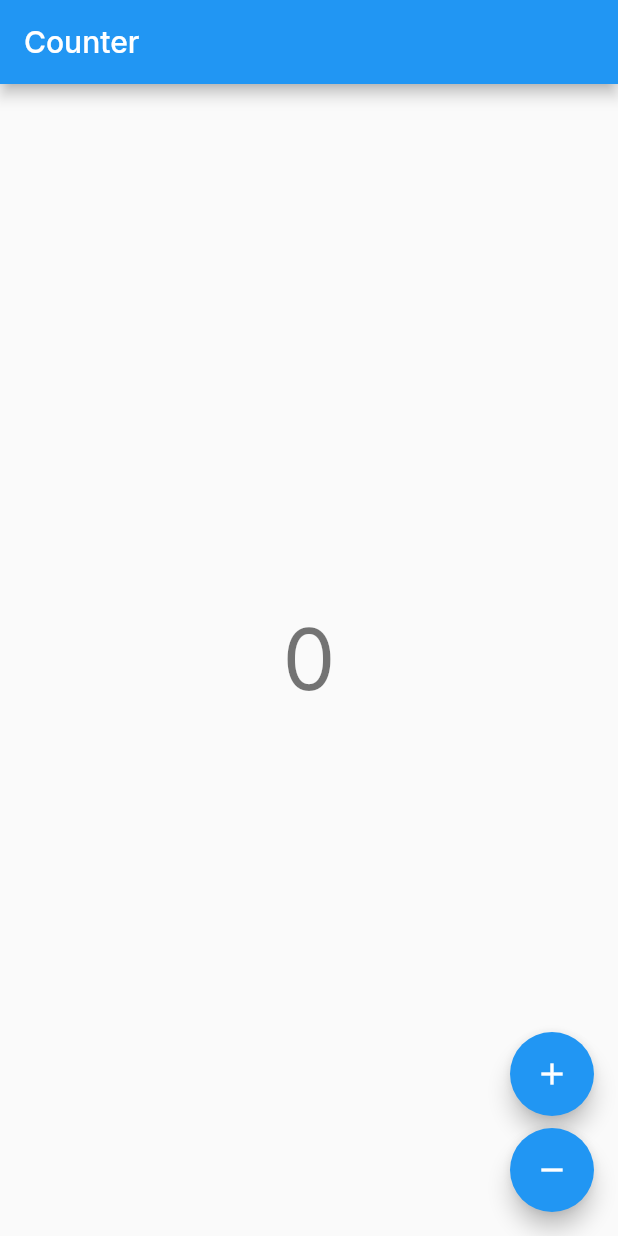
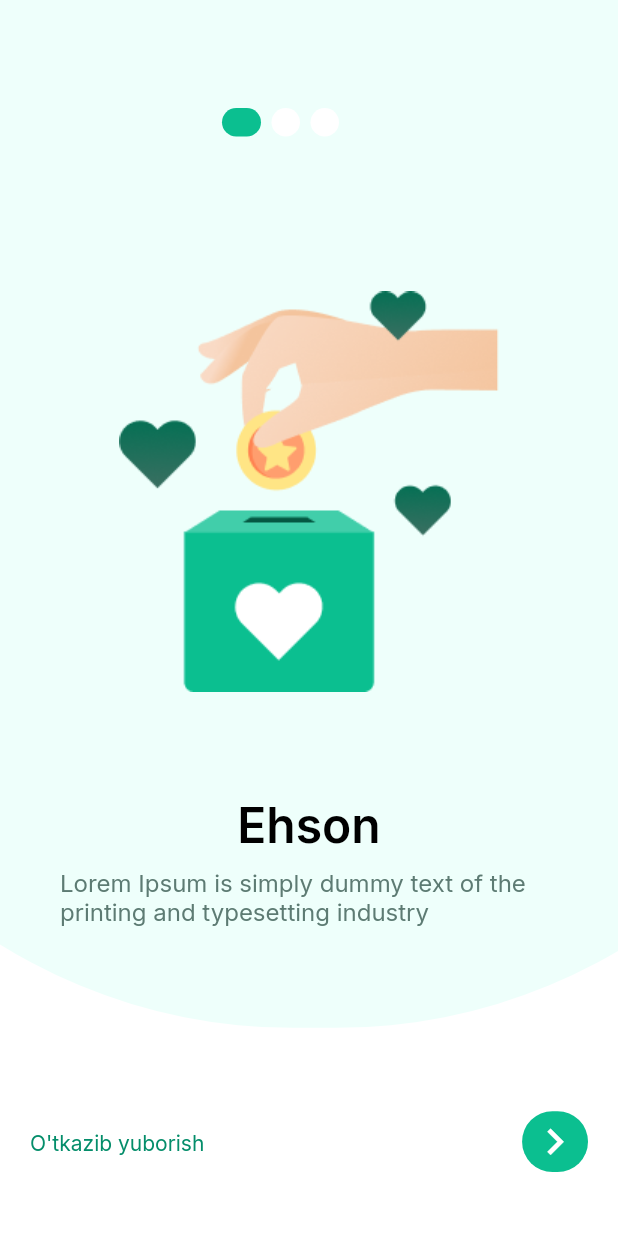
Before and after one commit to komronz/najot, a Flutter app: the screen it shows after launch, on a phone screen of 412 x 824 dp. Run offline on Flutter 3.47's test engine with Material 2 defaults, Android fonts, the phone set to English and light mode, and no system bars; our stand-ins replace auto_size_text, bloc, bot_toast, connectivity_plus, dio, easy_localization and 11 more; missing offline and left inert: super_rich_text; accounts and stored records are empty.

Commit message:
IntroPage

```diff
--- a/lib/app.dart
+++ b/lib/app.dart
@@ -4,11 +4,13 @@ import 'package:flutter/material.dart';
 import 'package:easy_localization/easy_localization.dart';
 import 'package:flutter_bloc/flutter_bloc.dart';
 import 'package:flutter_screenutil/flutter_screenutil.dart';
+import 'package:najot/data/bloc/intro_page_bloc/intro_cubit.dart';
 import 'package:najot/data/bloc/theme_cubit/theme_cubit.dart';
 import 'package:najot/data/services/storage_service.dart';
 import 'package:najot/data/styles/app_themes.dart';
 import 'package:najot/data/utils/app_route_utils.dart';
 import 'package:najot/ui/pages/counter_page/counter_page.dart';
+import 'package:najot/ui/pages/intro_page/intro_page.dart';
 
 import 'data/bloc/language_cubit/language_cubit.dart';
 import 'data/services/navigator_service.dart';
@@ -26,9 +28,9 @@ class App extends StatelessWidget {
         child: MaterialApp(
           navigatorKey: NavigatorService.to.key,
           debugShowCheckedModeBanner: false,
-          initialRoute: StorageService.to.getSignedIn()
-              ? CounterPage.routeName
-              : CounterPage.routeName,
+          // initialRoute: StorageService.to.getSignedIn()
+          //     ? CounterPage.routeName
+          //     : CounterPage.routeName,
           onGenerateRoute: AppRouteUtils.onGenerateRoute,
           supportedLocales: context.supportedLocales,
           themeMode: ThemeCubit.to.state.themeMode,
@@ -36,6 +38,7 @@ class App extends StatelessWidget {
           darkTheme: AppThemes.darkTheme(),
           localizationsDelegates: context.localizationDelegates,
           builder: BotToastInit(),
+          home:IntroPage(),
           navigatorObservers: [
             BotToastNavigatorObserver(),
           ],
--- /dev/null
+++ b/lib/data/bloc/intro_page_bloc/intro_cubit.dart
@@ -0,0 +1,28 @@
+import 'package:bloc/bloc.dart';
+import 'package:equatable/equatable.dart';
+import 'package:flutter/material.dart';
+import 'package:flutter_bloc/flutter_bloc.dart';
+import 'package:meta/meta.dart';
+
+part 'intro_state.dart';
+
+class IntroCubit extends Cubit<IntroState> {
+  PageController pageController;
+
+  IntroCubit(): pageController = PageController(initialPage: 0),
+        super(IntroPageNextState(currentIndex: 0));
+
+  int currentIndex = 0;
+
+  @override
+  Future<Function> close() async {
+    return () {
+      pageController.dispose();
+    };
+  }
+
+  void changePageNext(int page) {
+    currentIndex = page;
+    emit(IntroPageNextState(currentIndex: page));
+  }
+}
--- /dev/null
+++ b/lib/data/bloc/intro_page_bloc/intro_state.dart
@@ -0,0 +1,17 @@
+part of 'intro_cubit.dart';
+
+@immutable
+abstract class IntroState extends Equatable{}
+
+
+class IntroPageNextState extends IntroState{
+   int currentIndex;
+
+  IntroPageNextState({required this.currentIndex});
+
+  @override
+  // TODO: implement props
+  List<Object?> get props => [currentIndex];
+
+
+}
--- a/lib/data/utils/app_route_utils.dart
+++ b/lib/data/utils/app_route_utils.dart
@@ -1,6 +1,7 @@
 import 'package:flutter/cupertino.dart';
 import 'package:flutter/material.dart';
 import 'package:najot/ui/pages/counter_page/counter_page.dart';
+import 'package:najot/ui/pages/intro_page/intro_page.dart';
 import 'package:najot/ui/pages/loading_page/loading_page.dart';
 
 class AppRouteUtils {
@@ -14,6 +15,7 @@ class AppRouteUtils {
         return CupertinoPageRoute(
           builder: (context) => CounterPage(),
         );
+
     }
   }
 }
--- a/lib/main.dart
+++ b/lib/main.dart
@@ -2,6 +2,7 @@ import 'dart:async';
 
 import 'package:easy_localization/easy_localization.dart';
 import 'package:flutter/material.dart';
+import 'package:flutter/services.dart';
 import 'package:hive_flutter/hive_flutter.dart';
 import 'package:hydrated_bloc/hydrated_bloc.dart';
 import 'package:najot/app.dart';
--- /dev/null
+++ b/lib/ui/pages/intro_page/intro_page.dart
@@ -0,0 +1,105 @@
+import 'package:flutter/material.dart';
+import 'package:flutter_bloc/flutter_bloc.dart';
+import 'package:flutter_screenutil/flutter_screenutil.dart';
+import 'package:najot/data/bloc/intro_page_bloc/intro_cubit.dart';
+import 'package:najot/ui/pages/intro_page/widgets/intro_page_one_widget.dart';
+import 'package:najot/ui/pages/intro_page/widgets/intro_page_three_widget.dart';
+import 'package:najot/ui/pages/intro_page/widgets/intro_page_two_widget.dart';
+import 'package:najot/ui/pages/intro_page/widgets/intro_view_widgets.dart';
+
+class IntroPage extends StatelessWidget {
+  const IntroPage({Key? key}) : super(key: key);
+  static const String routeName = "/introPage";
+
+  @override
+  Widget build(BuildContext buildContext) {
+    return BlocProvider(
+      create: (context) => IntroCubit(),
+      child: Scaffold(
+        backgroundColor: Colors.white,
+        body: BlocBuilder<IntroCubit, IntroState>(builder: (context, state) {
+          if (state is IntroPageNextState) {
+            return Stack(
+              children: [
+                PageView(
+                  onPageChanged: (int page) {
+                    context.read<IntroCubit>().changePageNext(page);
+                  },
+                  controller: context.read<IntroCubit>().pageController,
+                  children: [
+                    IntroPageOneWidget(
+                      image: 'assets/images/splash_1.png',
+                      content:
+                          'Lorem Ipsum is simply dummy text of the printing and typesetting industry',
+                      title: 'Ehson',
+                    ),
+                    IntroPageTwoWidget(
+                      title: "Kraudfanding",
+                      content:
+                          "Lorem Ipsum is simply dummy text of the printing and typesetting industry",
+                      image: "assets/images/splash_2.png",
+                    ),
+                    IntroPageThreeWidget(
+                        image: "assets/images/splash_3.png",
+                        title: "Volontyorlik",
+                        content:
+                            "Lorem Ipsum is simply dummy text of the printing and typesetting industry"),
+                  ],
+                ),
+                Positioned(
+                  top: 72,
+                  left: 148,
+                  child: Container(
+                    height: 19,
+                    child: Row(
+                      mainAxisAlignment: MainAxisAlignment.center,
+                      children: _buildIndicator(state),
+                    ),
+                  ),
+                ),
+                Column(
+                  children: [
+                    if (state.currentIndex == 0) ...[
+                      viewOfOnePage(context),
+                    ] else if (state.currentIndex == 1) ...[
+                      viewOfTwoPage(context,state),
+                    ] else ...[
+                      viewOfThreePage(context,state),
+                    ]
+                  ],
+                ),
+              ],
+            );
+          }
+          return Center(
+            child: Text("null"),
+          );
+        }),
+      ),
+    );
+  }
+
+  Widget _indicator(bool isActive) {
+    return AnimatedContainer(
+      duration: const Duration(microseconds: 300),
+      height: isActive ? 20 : 19,
+      width: isActive ? 26 : 19,
+      margin: const EdgeInsets.only(right: 7),
+      decoration: BoxDecoration(
+          color: isActive ? Color(0xFF0BBF90) : Colors.white,
+          borderRadius: BorderRadius.circular(11)),
+    );
+  }
+
+  List<Widget> _buildIndicator(IntroPageNextState state) {
+    List<Widget> indicators = [];
+    for (int i = 0; i < 3; i++) {
+      if (state.currentIndex == i) {
+        indicators.add(_indicator(true));
+      } else {
+        indicators.add(_indicator(false));
+      }
+    }
+    return indicators;
+  }
+}
--- /dev/null
+++ b/lib/ui/pages/intro_page/widgets/intro_page_one_widget.dart
@@ -0,0 +1,70 @@
+import 'package:flutter/material.dart';
+import 'package:flutter_screenutil/flutter_screenutil.dart';
+
+class IntroPageOneWidget extends StatelessWidget {
+  IntroPageOneWidget({
+    required this.image,
+    required this.title,
+    required this.content,
+    Key? key,
+  }) : super(key: key);
+   String image;
+   String title;
+   String content;
+
+  @override
+  Widget build(BuildContext context) {
+    return Stack(
+      children: [
+        Positioned(
+          top: -84,
+          left: -175,
+          child: Container(
+            alignment: Alignment.center,
+            width: 758.r,
+            height: 758.r,
+            decoration: BoxDecoration(
+              color: Color(0xFFEEFFFB),
+              borderRadius: BorderRadius.circular(370),
+            ),
+          ),
+        ),
+        Container(
+          margin: EdgeInsets.all(40),
+          child: Column(
+            crossAxisAlignment: CrossAxisAlignment.center,
+            mainAxisAlignment: MainAxisAlignment.center,
+            children: [
+              Container(width: 252.w, height: 267.h, child: Image.asset(image)),
+              SizedBox(height: 68),
+              Container(
+                width: 110.w,
+                height: 39.h,
+                child: Text(
+                  title,
+                  style: const TextStyle(
+                      color: Colors.black,
+                      fontSize: 32,
+                      fontWeight: FontWeight.w600),
+                  textAlign: TextAlign.center,
+                ),
+              ),
+              SizedBox(height: 8),
+              Container(
+                width: 310.w,
+                height: 52.h,
+                child: Text(
+                  content,
+                  style: const TextStyle(
+                      color: Color(0xFF5D7B73),
+                      fontSize: 16,
+                      fontWeight: FontWeight.w400),
+                ),
+              ),
+            ],
+          ),
+        ),
+      ],
+    );
+  }
+}
--- a/pubspec.yaml
+++ b/pubspec.yaml
@@ -51,6 +51,7 @@ flutter:
   # To add assets to your application, add an assets section, like this:
   assets:
     - assets/langs/
+    - assets/images/
 import_sorter:
   emojis: true
   ignored_files:
```
Also changed, not shown: lib/ui/pages/intro_page/widgets/intro_page_three_widget.dart (added, +74 -0 lines), lib/ui/pages/intro_page/widgets/intro_page_two_widget.dart (added, +68 -0 lines), lib/ui/pages/intro_page/widgets/intro_view_widgets.dart (added, +179 -0 lines), assets/images/splash_1.png (added), assets/images/splash_2.png (added), assets/images/splash_3.png (added), 2 other files.
